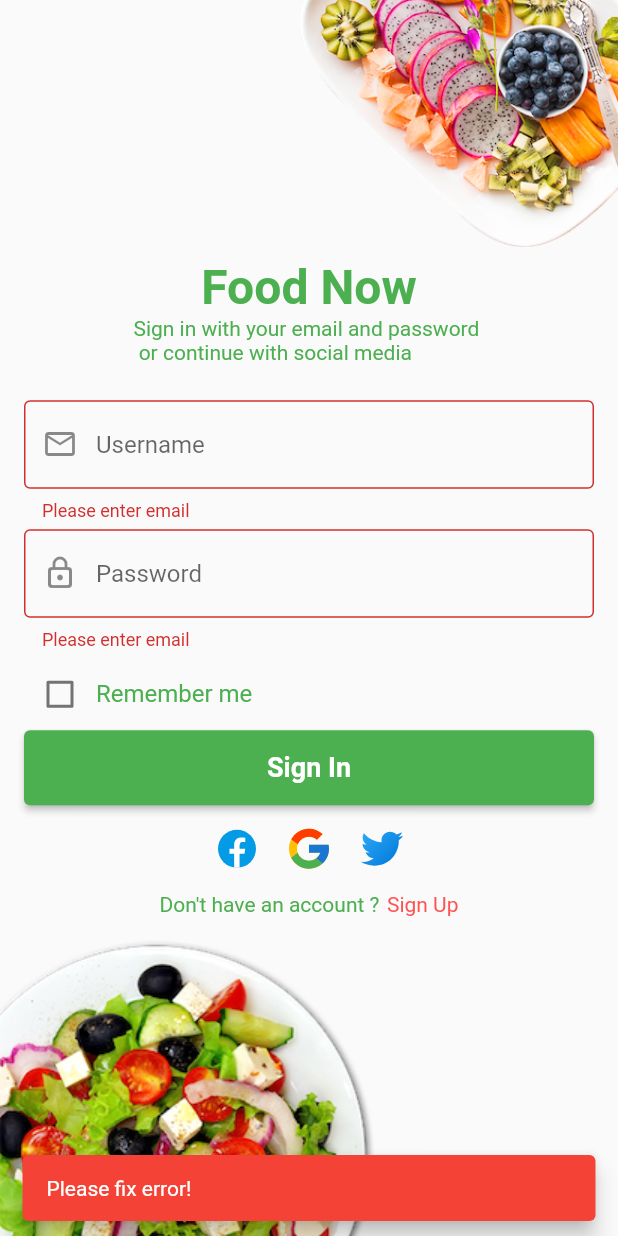
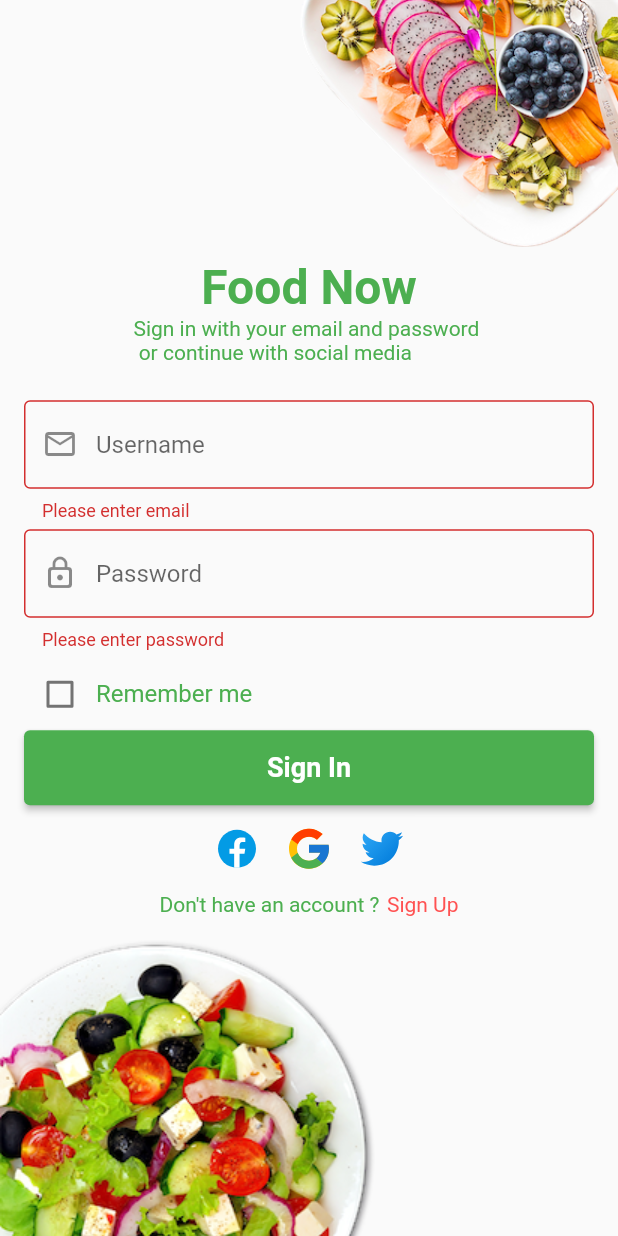
Before and after one commit to sarahha216/foody, a Flutter app: the screen it shows after launch, after a tap on "Sign In", on a phone screen of 412 x 824 dp. Run offline on Flutter 3.47's test engine with Material 2 defaults, Android fonts, the phone set to English and light mode, and no system bars; our stand-ins replace cloud_firestore, firebase_auth, firebase_core, flutter_svg, shared_preferences; accounts and stored records are empty.

Commit message:
update register

```diff
--- /dev/null
+++ b/lib/data/handle/auth_service.dart
@@ -0,0 +1,37 @@
+import 'package:cloud_firestore/cloud_firestore.dart';
+import 'package:firebase_auth/firebase_auth.dart';
+
+class AuthService{
+  FirebaseAuth firebaseAuth = FirebaseAuth.instance;
+
+  Future register(String email, String password) async{
+    try{
+      User user = (await firebaseAuth.createUserWithEmailAndPassword(email: email, password: password)).user!;
+
+      if(user!=null){
+        Map<String, dynamic> map ={
+          'email': email,
+          'password': password,
+        };
+        FirebaseFirestore.instance.collection('users').doc(user.uid).set(map);
+        return true;
+      }
+
+    } on FirebaseAuthException catch(e){
+      return e.message;
+    }
+  }
+
+  Future login(String email, String password) async{
+    try{
+      User user = (await firebaseAuth.signInWithEmailAndPassword(email: email, password: password)).user!;
+
+      if(user!=null){
+        return true;
+      }
+    }
+    on FirebaseAuthException catch(e){
+      return e.message;
+    }
+  }
+}
--- a/lib/data/handle/get_all_data.dart
+++ /dev/null
@@ -1,4 +0,0 @@
-import 'package:foody/data/models/user_model.dart';
-
-class GetAllData{
-}
--- a/lib/data/validate.dart
+++ b/lib/data/validate.dart
@@ -15,7 +15,7 @@ String? validateEmail(String value) {
 
 String? validatePassword(String value){
   if(value.isEmpty){
-    return 'Please enter email';
+    return 'Please enter password';
   }
   if(value.length<8){
     return 'Password should be more than 8 characters';
--- a/lib/pages/sign_in_page.dart
+++ b/lib/pages/sign_in_page.dart
@@ -2,6 +2,7 @@ import 'dart:convert';
 
 import 'package:firebase_auth/firebase_auth.dart';
 import 'package:flutter/material.dart';
+import 'package:foody/data/handle/auth_service.dart';
 import 'package:foody/data/validate.dart';
 import 'package:foody/pages/home_page.dart';
 import 'package:foody/pages/sign_up_page.dart';
@@ -62,6 +63,7 @@ class _SignInFormState extends State<SignInForm> {
   bool _value = false;
 
   FirebaseAuth firebaseAuth = FirebaseAuth.instance;
+  AuthService authService = AuthService();
 
   var prefs;
   final username = TextEditingController();
@@ -83,23 +85,21 @@ class _SignInFormState extends State<SignInForm> {
     };
   }
 
-  Future<void> signIn(String email, String pass) async {
+  login() async {
     if(_formKey.currentState!.validate()){
       _formKey.currentState!.save();
       print('valid');
-      try {
-        await firebaseAuth
-            .signInWithEmailAndPassword(email: email, password: pass)
-            .then((value) {
+      await authService
+          .login(username.text, password.text)
+          .then((value) async {
+        if(value==true){
           showSnackBar(context, Colors.green, "Sign in successfully");
           nextScreenRemove(context, HomePage());
-        });
-      } on FirebaseAuthException catch (e) {
-        showSnackBar(context, Colors.red, e.message.toString());
-      }
-    }
-    else{
-      showSnackBar(context, Colors.red, 'Please fix error!');
+        }
+        else{
+          showSnackBar(context, Colors.red, value);
+        }
+      });
     }
   }
 
@@ -174,7 +174,7 @@ class _SignInFormState extends State<SignInForm> {
               ContinueButtonWidget.base(
                   label: 'Sign In',
                   voidCallback: () {
-                    signIn(username.text, password.text);
+                    login();
               }),
               SizedBox(height: 5,),
               SocialButtonWidget.base(),
--- a/lib/pages/splash_page.dart
+++ b/lib/pages/splash_page.dart
@@ -1,17 +1,35 @@
+import 'package:firebase_auth/firebase_auth.dart';
 import 'package:flutter/material.dart';
 import 'package:foody/pages/home_page.dart';
 import 'package:foody/pages/pages.dart';
 import 'package:foody/widgets/navigator_widget.dart';
 
 
-class SplashPage extends StatelessWidget {
+class SplashPage extends StatefulWidget {
   const SplashPage({Key? key}) : super(key: key);
 
   @override
+  State<SplashPage> createState() => _SplashPageState();
+}
+
+class _SplashPageState extends State<SplashPage> {
+
+  @override
+  void initState() {
+    // TODO: implement initState
+    super.initState();
+    Future.delayed(const Duration(seconds: 3), () {
+      if(FirebaseAuth.instance.currentUser != null){
+        nextScreenRemove(context, HomePage());
+      }
+      else{
+        nextScreenRemove(context, SignInPage());
+      }
+    });
+  }
+
+  @override
   Widget build(BuildContext context) {
-    new Future.delayed(new Duration(seconds: 3),(){
-      nextScreenRemove(context, SignInPage());
-    });
     return Scaffold(
       body: Container(
         width: MediaQuery.of(context).size.width,
```
Also changed, not shown: lib/pages/sign_up_page.dart (+15 -33 lines).
